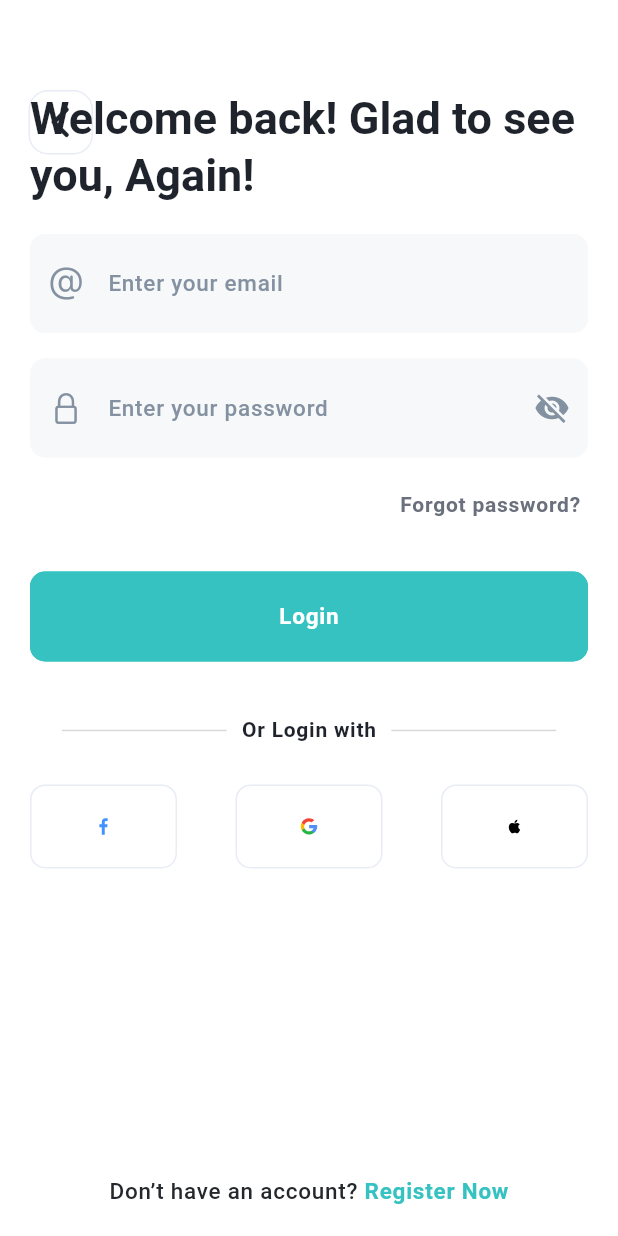
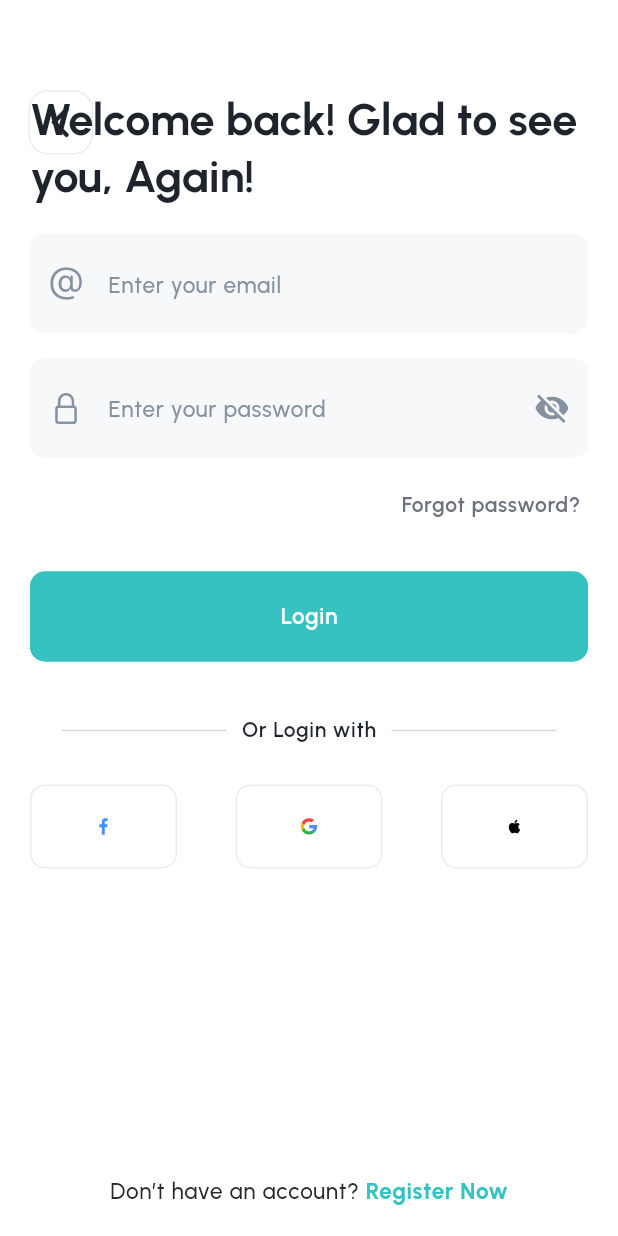
Before and after one commit to alade-01/Login_Register_App_UI, a Flutter app: the screen it shows after launch, after a tap on "Login", on a phone screen of 412 x 824 dp. Run offline on Flutter 3.47's test engine with Material 3 defaults, Android fonts, the phone set to English and light mode, and no system bars; our stand-ins replace flutter_bloc, flutter_svg; Roboto replaces fonts that are missing (Poppins).

```diff
--- a/lib/components/shared/social_icon.dart
+++ b/lib/components/shared/social_icon.dart
@@ -16,7 +16,6 @@ class SocalIcon extends StatelessWidget {
     return GestureDetector(
       onTap: press as void Function()?,
       child: Container(
-        margin: const EdgeInsets.only(left: 0),
         padding:
             const EdgeInsets.only(top: 15, bottom: 15, left: 42, right: 42),
         decoration: BoxDecoration(
--- a/lib/core/constants.dart
+++ b/lib/core/constants.dart
@@ -24,7 +24,7 @@ const Color backgroundColors = Color.fromRGBO(219, 227, 230, 1);
 const MESSAGE_LOADING = "Chargement en cours";
 const MESSAGE_EMPTY = "Aucune donnée";
 
-const PRIMARY_FONT = "Poppins";
+const PRIMARY_FONT = "Urbanist";
 const SECONDARY_FONT = "Lato";
 const USED_FONT = PRIMARY_FONT;
 
--- a/lib/core/state_manager/theme_bloc.dart
+++ b/lib/core/state_manager/theme_bloc.dart
@@ -98,7 +98,7 @@ class ThemeCubit extends Cubit<ThemeData> {
       errorStyle: const TextStyle(
           fontSize: 12, fontFamily: PRIMARY_FONT, color: Colors.redAccent),
       enabledBorder: OutlineInputBorder(
-          borderSide: const BorderSide(width: 01, color: Color(0xFFF7F8F9)),
+          borderSide: const BorderSide(width: 0, color: Color(0xFFF7F8F9)),
           borderRadius: BorderRadius.circular(10)),
       focusedBorder: OutlineInputBorder(
           borderSide: BorderSide(width: 0.7, color: primaryColor),
--- a/lib/windows/forgot_password_screen.dart
+++ b/lib/windows/forgot_password_screen.dart
@@ -93,7 +93,7 @@ class _ForgotPasswordScreenState extends State<ForgotPasswordScreen> {
               ),
             ),
           ),
-          GestureDetector(
+          InkWell(
             onTap: () =>
                 Navigator.pushNamed(context, RouterGenerator.loginRoute),
             child: RichText(
--- a/lib/windows/login_screen.dart
+++ b/lib/windows/login_screen.dart
@@ -51,7 +51,6 @@ class _LoginScreenState extends State<LoginScreen> {
                     child: Column(
                       children: [
                         Container(
-                          margin: const EdgeInsets.only(top: 0),
                           child: TextFormField(
                             controller: _emailController,
                             style: textStyleInput,
@@ -150,7 +149,7 @@ class _LoginScreenState extends State<LoginScreen> {
                 ],
               ),
             )),
-            GestureDetector(
+            InkWell(
               onTap: () =>
                   Navigator.pushNamed(context, RouterGenerator.registerRoute),
               child: RichText(
--- a/lib/windows/register_screen.dart
+++ b/lib/windows/register_screen.dart
@@ -80,7 +80,6 @@ class _RegisterScreenState extends State<RegisterScreen> {
                             ),
                           ),
                           Container(
-                            margin: const EdgeInsets.only(top: 0),
                             child: TextFormField(
                               controller: _emailController,
                               style: textStyleInput,
@@ -197,7 +196,7 @@ class _RegisterScreenState extends State<RegisterScreen> {
                 ),
               ),
             ),
-            GestureDetector(
+            InkWell(
               onTap: () =>
                   Navigator.pushNamed(context, RouterGenerator.loginRoute),
               child: RichText(
--- a/lib/windows/splash_screen.dart
+++ b/lib/windows/splash_screen.dart
@@ -74,7 +74,7 @@ class _SplashScreenState extends State<SplashScreen>
                         fontWeight: FontWeight.w400),
                     children: <TextSpan>[
                       TextSpan(
-                        text: 'Fruzz',
+                        text: 'Fruzz ',
                         style: Theme.of(context)
                             .textTheme
                             .labelMedium!
--- a/lib/windows/welcome_screen.dart
+++ b/lib/windows/welcome_screen.dart
@@ -64,8 +64,6 @@ class _WelcomeScreenState extends State<WelcomeScreen> {
               InkWell(
                 onTap: () =>
                     Navigator.pushNamed(context, RouterGenerator.registerRoute),
-                child: Padding(
-                  padding: const EdgeInsets.all(0),
                 child: Text(
                   "Continue as a guest",
                   textAlign: TextAlign.center,
@@ -77,7 +75,6 @@ class _WelcomeScreenState extends State<WelcomeScreen> {
                       decorationColor: primaryColor),
                 ),
               ),
-              ),
               const SizedBox(height: BUTTON_SEPARATION_SPACE * 3.5),
             ],
           ),
```
Also changed, not shown: lib/windows/otp_screen.dart (+1 -9 lines), pubspec.lock, 1 other file. Lines whose indentation alone changed are shown as unchanged.
